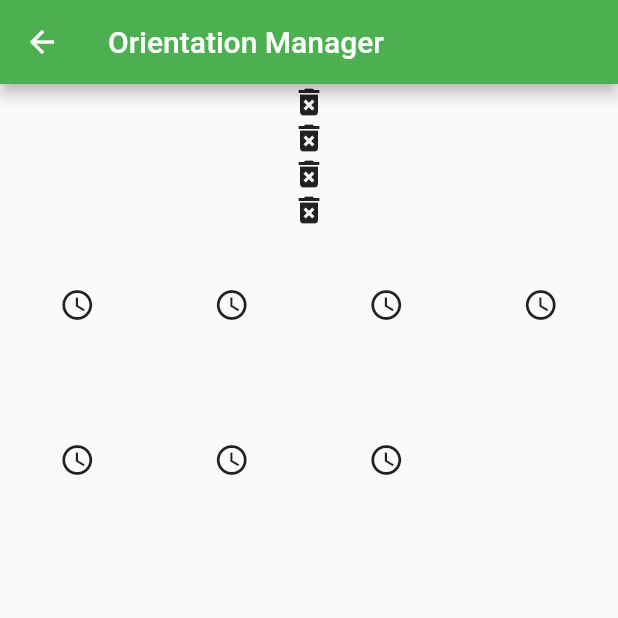
After one commit to Davoleo/sample_flutter_app, a Flutter app: the OrientationRoute screen opened directly, on a phone screen of 412 x 824 dp, the top half of it. The commit adds this screen. Run offline on Flutter 3.47's test engine with Material 2 defaults, Android fonts, the phone set to English and light mode, and no system bars.

Commit message:
Different Layouts depending on the orientation

```diff
--- a/lib/screens/home_page.dart
+++ b/lib/screens/home_page.dart
@@ -1,8 +1,8 @@
-//------------------------------------------------------------------------------------------------------------
 import 'package:flutter/cupertino.dart';
 import 'package:flutter/material.dart';
 import 'package:intl/intl.dart';
 import 'package:sample_flutter_app/component/StarRating.dart';
+import 'package:sample_flutter_app/screens/orientation_managers.dart';
 import 'package:sample_flutter_app/screens/resolution_route.dart';
 
 import 'controls_route.dart';
@@ -266,7 +266,8 @@ class _TestHomePageState extends State<TestHomePage> {
             setState(() {
               stars = value;
             });
-          },)
+          },),
+          RaisedButton(child: Text("Orientation Managers"), onPressed: () {Navigator.push(context, MaterialPageRoute(builder: (context) => OrientationRoute()));})
         ],
       ),),
     );
--- /dev/null
+++ b/lib/screens/orientation_managers.dart
@@ -0,0 +1,39 @@
+import 'package:flutter/material.dart';
+
+class OrientationRoute extends StatefulWidget {
+  @override
+  _OrientationRouteState createState() => _OrientationRouteState();
+}
+
+class _OrientationRouteState extends State<OrientationRoute> {
+  @override
+  Widget build(BuildContext context) {
+
+    return Scaffold(
+        appBar: AppBar(title: Text("Orientation Manager"),),
+        body: Column(children: <Widget>[
+          Icon(Icons.delete_forever),
+          Icon(Icons.delete_forever),
+          Icon(Icons.delete_forever),
+          Icon(Icons.delete_forever),
+
+          Expanded(child:
+          OrientationBuilder(builder: (context, orientation) {
+            return GridView.count(
+              crossAxisCount: orientation == Orientation.portrait ? 4 : 8,
+              children: <Widget>[
+                Icon(Icons.access_time),
+                Icon(Icons.access_time),
+                Icon(Icons.access_time),
+                Icon(Icons.access_time),
+                Icon(Icons.access_time),
+                Icon(Icons.access_time),
+                Icon(Icons.access_time),
+              ],
+            );
+          },
+          )),
+        ],),
+    );
+  }
+}
```
